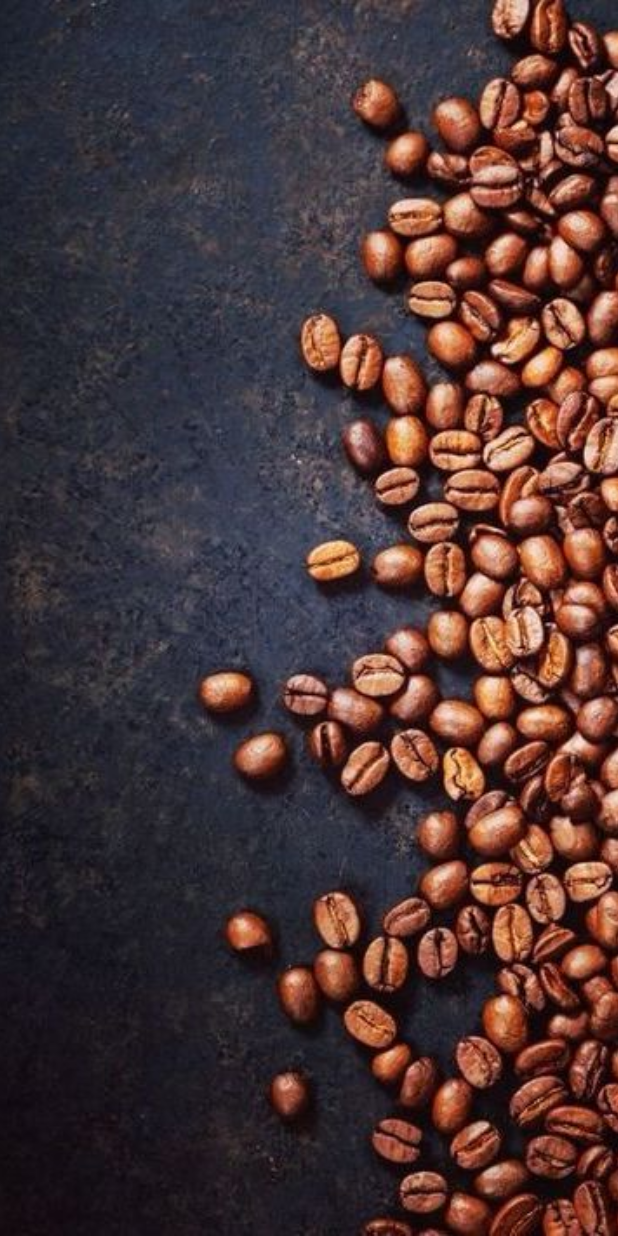
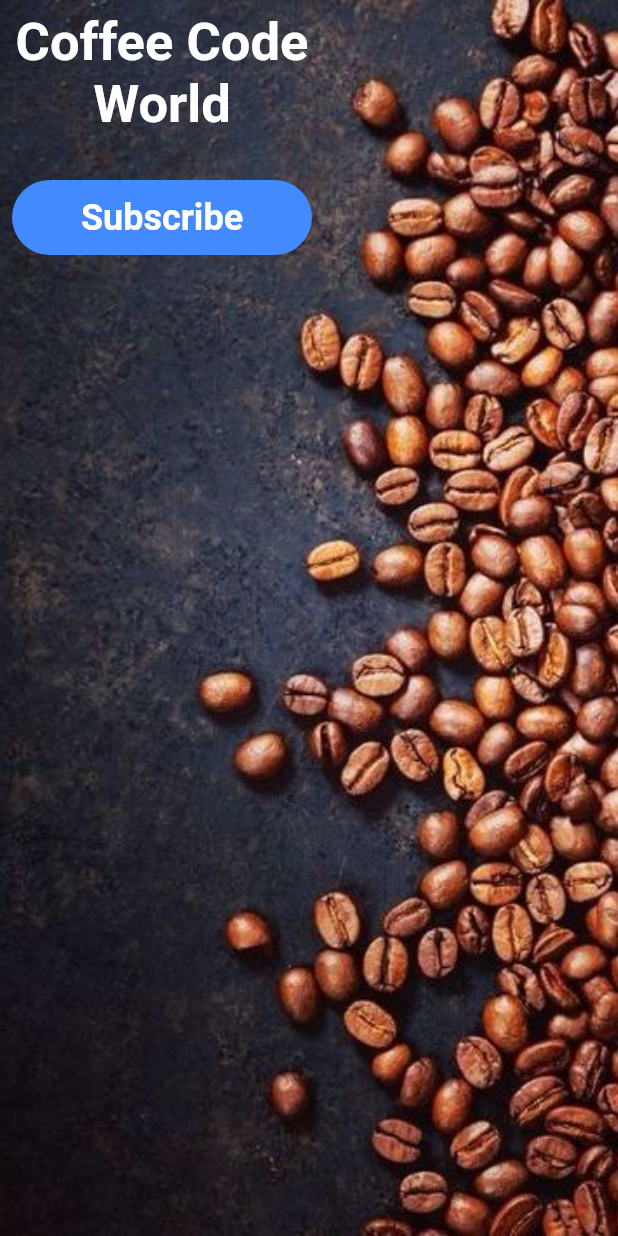
Before and after one commit to Linah-alkhurayyif/coffee_code, a Flutter app: the screen it shows after launch, on a phone screen of 412 x 824 dp. Run offline on Flutter 3.47's test engine with Material 2 defaults, Android fonts, the phone set to English and light mode, and no system bars; drawn by our look-alikes of delayed_display.

```diff
--- a/lib/Logopage.dart
+++ b/lib/Logopage.dart
@@ -1,4 +1,5 @@
 import 'package:flutter/material.dart';
+import 'package:delayed_display/delayed_display.dart';
 
 class Logopage extends StatefulWidget {
   @override
@@ -6,12 +7,66 @@ class Logopage extends StatefulWidget {
 }
 
 class _LogopageState extends State<Logopage> {
+  final Duration initialDelay = Duration(seconds: 1);
+
   @override
   Widget build(BuildContext context) {
     return Scaffold(
       body: Stack(
         children: [
           backgroundImage(),
+          Padding(
+            padding: const EdgeInsets.all(8.0),
+            child: Column(
+              children: [
+                DelayedDisplay(
+                  delay: initialDelay,
+                  child: Text(
+                    "Coffee Code",
+                    style: TextStyle(
+                      fontWeight: FontWeight.bold,
+                      fontSize: 35.0,
+                      color: Colors.white,
+                    ),
+                  ),
+                ),
+                DelayedDisplay(
+                  delay: Duration(seconds: initialDelay.inSeconds + 1),
+                  child: Text(
+                    "World",
+                    style: TextStyle(
+                      fontWeight: FontWeight.bold,
+                      fontSize: 35.0,
+                      color: Colors.white,
+                    ),
+                  ),
+                ),
+                SizedBox(
+                  height: 30.0,
+                ),
+                DelayedDisplay(
+                  delay: Duration(seconds: initialDelay.inSeconds + 2),
+                  child: Container(
+                    width: 200,
+                    height: 50,
+                    decoration: BoxDecoration(
+                        color: Colors.blueAccent,
+                        borderRadius: BorderRadius.circular(30)),
+                    child: Center(
+                      child: Text(
+                        "Subscribe",
+                        style: TextStyle(
+                          color: Colors.white,
+                          fontSize: 24,
+                          fontWeight: FontWeight.bold,
+                        ),
+                      ),
+                    ),
+                  ),
+                ),
+              ],
+            ),
+          ),
         ],
       ),
     );
--- a/pubspec.yaml
+++ b/pubspec.yaml
@@ -28,6 +28,7 @@ dependencies:
   # The following adds the Cupertino Icons font to your application.
   # Use with the CupertinoIcons class for iOS style icons.
   cupertino_icons: ^1.0.0
+  delayed_display:
 
 dev_dependencies:
   flutter_test:
```
Also changed, not shown: images/Coffee_Code_logo.jpg (added), pubspec.lock.
